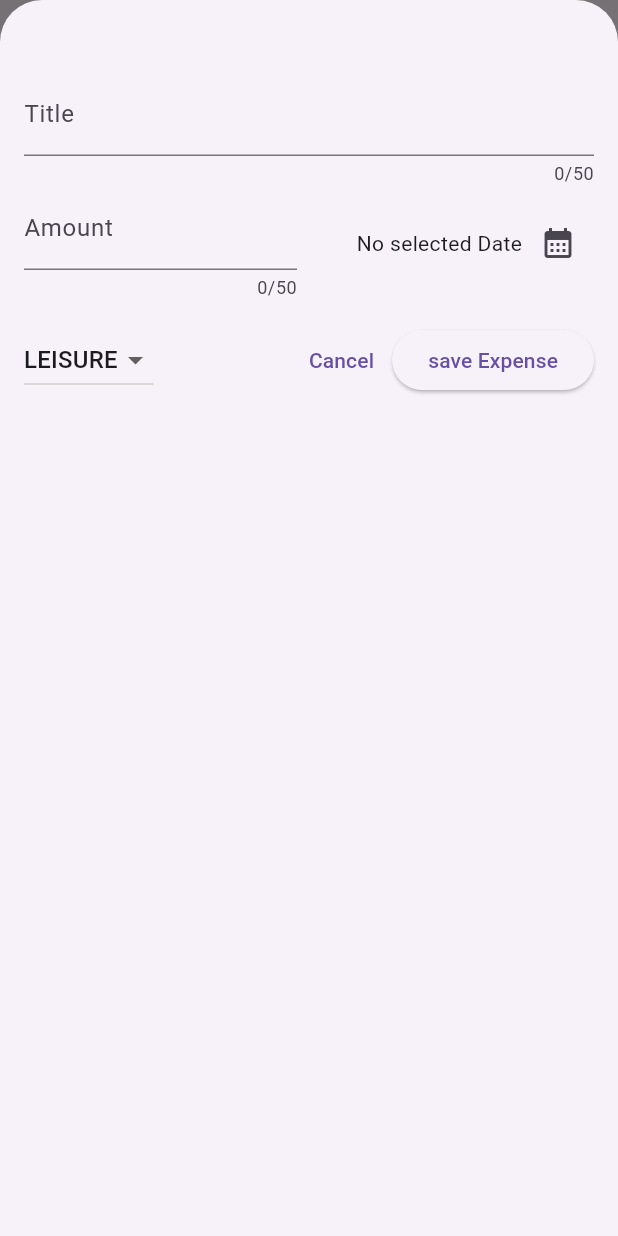
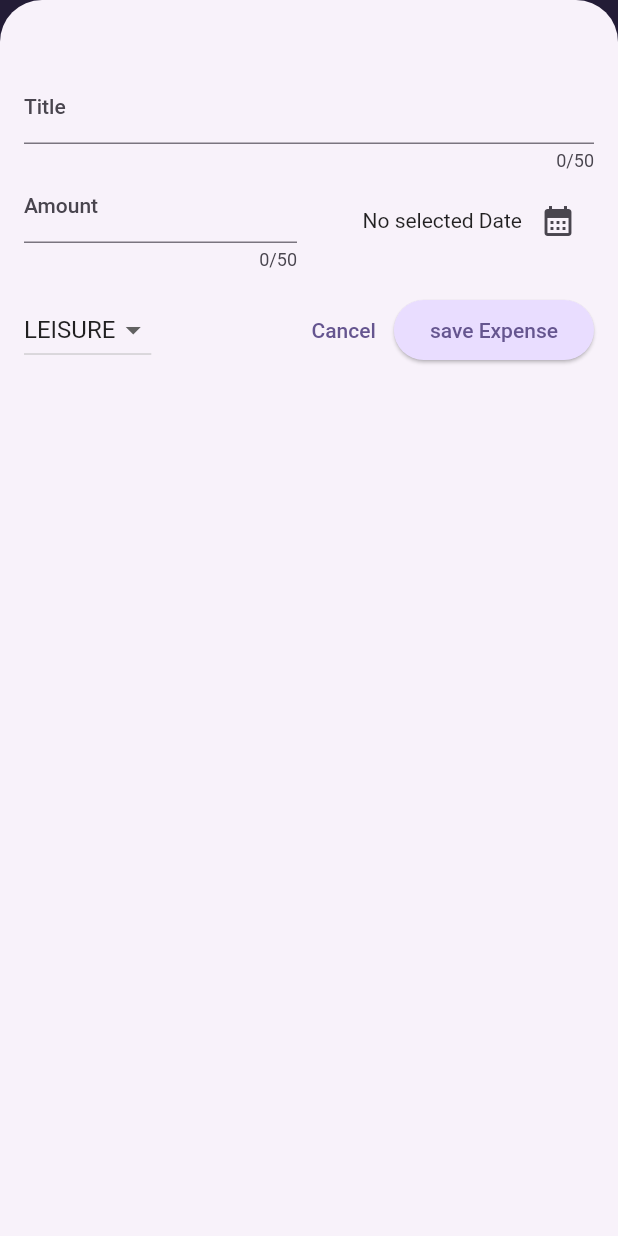
Before and after one commit to kimathi99/Expense-Tracking-app, a Flutter app: the screen it shows after launch, after a tap on the "add" icon, on a phone screen of 412 x 824 dp. Run offline on Flutter 3.47's test engine with Material 2 defaults, Android fonts, the phone set to English and light mode, and no system bars.

Commit message:
added dark and light mode in the app

```diff
--- a/lib/main.dart
+++ b/lib/main.dart
@@ -1,10 +1,52 @@
 import 'package:expense_tracker/widgets/expenses.dart';
 import 'package:flutter/material.dart';
+
+var kColorScheme =
+    ColorScheme.fromSeed(seedColor: const Color.fromARGB(255, 96, 59, 181));
+var kDarkColorSchme = ColorScheme.fromSeed(
+    brightness: Brightness.dark,
+    seedColor: const Color.fromARGB(255, 5, 99, 125));
 
 void main() {
   runApp(
     MaterialApp(
-      theme: ThemeData(useMaterial3: true),
+      // theming avoid from scratch
+      darkTheme: ThemeData.dark().copyWith(
+        useMaterial3: true,
+        colorScheme: kDarkColorSchme,
+        cardTheme: const CardTheme().copyWith(
+          color: kDarkColorSchme.secondaryContainer,
+          margin: const EdgeInsets.symmetric(horizontal: 16, vertical: 8),
+        ),
+      ),
+
+      // theme: ThemeData(useMaterial3: true),
+      theme: ThemeData().copyWith(
+        useMaterial3: true,
+        colorScheme: kColorScheme,
+        cardTheme: const CardTheme().copyWith(
+          color: kColorScheme.secondaryContainer,
+          margin: const EdgeInsets.symmetric(horizontal: 16, vertical: 8),
+        ),
+        appBarTheme: const AppBarTheme().copyWith(
+            centerTitle: true,
+            backgroundColor: kColorScheme.onPrimaryContainer,
+            foregroundColor: kColorScheme.primaryContainer),
+        elevatedButtonTheme: ElevatedButtonThemeData(
+          style: ElevatedButton.styleFrom(
+            backgroundColor: kColorScheme.primaryContainer,
+          ),
+        ),
+        textTheme: ThemeData().textTheme.copyWith(
+              titleLarge: TextStyle(
+                fontWeight: FontWeight.bold,
+                color: kColorScheme.onSecondaryContainer,
+                fontSize: 14,
+              ),
+            ),
+      ),
+      themeMode: ThemeMode.system, //default
+
       home: const Expenses(),
     ),
   );
--- a/lib/widgets/expenses_list/expenses_list.dart
+++ b/lib/widgets/expenses_list/expenses_list.dart
@@ -15,11 +15,15 @@ class ExpensesList extends StatelessWidget {
     return ListView.builder(
       itemCount: expenses.length,
       itemBuilder: (ctx, index) => Dismissible(
+        background: Container(
+            margin: EdgeInsets.symmetric(
+                horizontal: Theme.of(context).cardTheme.margin!.horizontal),
+            color: Theme.of(context).colorScheme.error.withOpacity(0.75)),
         onDismissed: (direction) {
           onRemoveExpense(expenses[index]);
         },
         key: ValueKey(expenses[index]),
-        child: ExpsensesItem(expenses[index]),
+        child: ExpensesItem(expenses[index]),
       ),
     );
   }
--- a/lib/widgets/expenses_list/expsenses_items.dart
+++ b/lib/widgets/expenses_list/expsenses_items.dart
@@ -1,34 +1,33 @@
 import 'package:expense_tracker/models/expenses.dart';
 import 'package:flutter/material.dart';
 
-class ExpsensesItem extends StatelessWidget {
-  const ExpsensesItem(this.expense, {super.key});
+class ExpensesItem extends StatelessWidget {
+  const ExpensesItem(this.expense, {super.key});
+
   final Expense expense;
 
   @override
   Widget build(BuildContext context) {
-    return Padding(
-      padding: const EdgeInsets.symmetric(horizontal: 16, vertical: 10),
-      child: Card(
-        // card has no padding
-        // so we  rwrap with padding
+    return Card(
+      child: Padding(
+        padding: const EdgeInsets.symmetric(
+          horizontal: 20,
+          vertical: 16,
+        ),
         child: Column(
+          crossAxisAlignment: CrossAxisAlignment.start,
           children: [
             Text(expense.title),
-            const SizedBox(
-              height: 13,
-            ),
+            const SizedBox(height: 4),
             Row(
               children: [
                 Text('\$${expense.amount.toStringAsFixed(2)}'),
-                // you can add a row  to group together
-                // spacer takes all the  space
                 const Spacer(),
                 Row(
                   children: [
                     Icon(categoryIcons[expense.category]),
-                    const SizedBox(width: 10),
-                    Text(expense.formattedDate)
+                    const SizedBox(width: 8),
+                    Text(expense.formattedDate),
                   ],
                 ),
               ],
```
